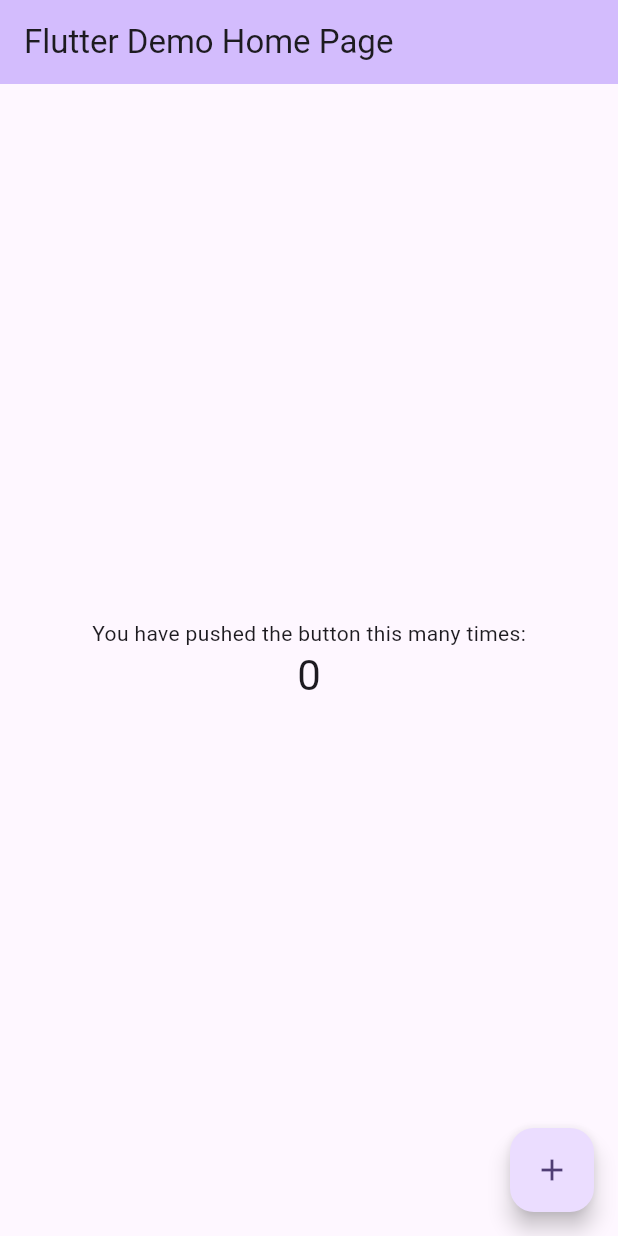
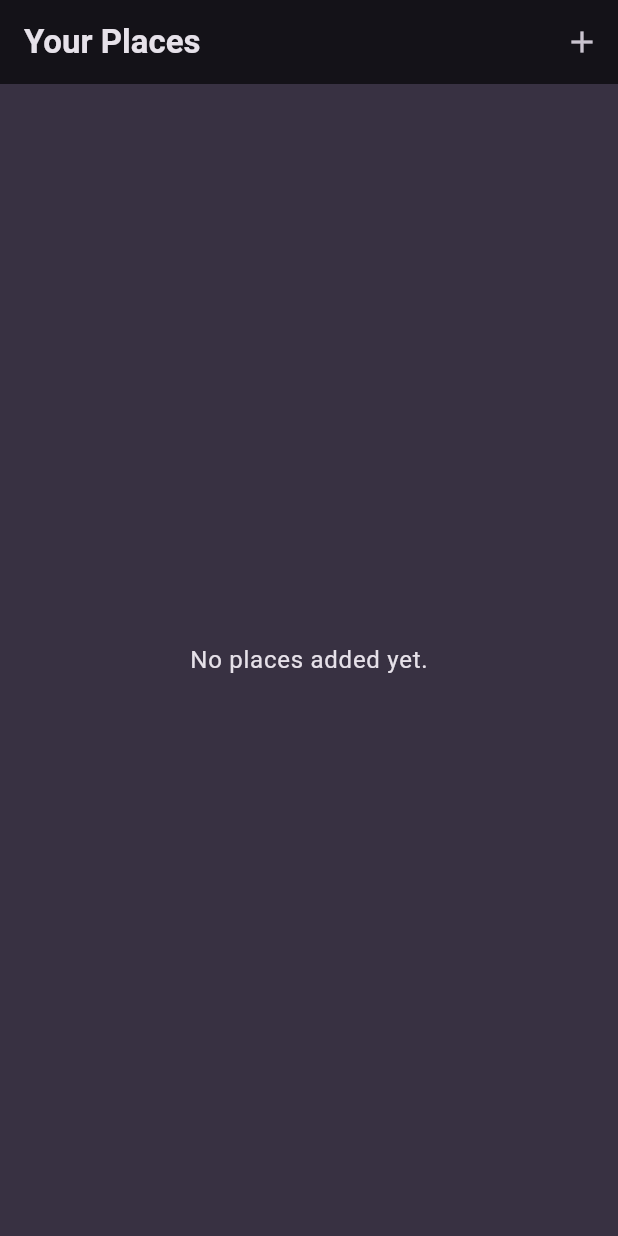
Before and after one commit to RoyalBosS-Ayush/Flutter-Favorite-Places, a Flutter app: the screen it shows after launch, on a phone screen of 412 x 824 dp. Run offline on Flutter 3.47's test engine with Material 3 defaults, Android fonts, the phone set to English and light mode, and no system bars; our stand-ins replace flutter_riverpod, google_fonts, image_picker, location, sqflite; accounts and stored records are empty.

Commit message:
app done

```diff
--- a/lib/main.dart
+++ b/lib/main.dart
@@ -1,125 +1,47 @@
 import 'package:flutter/material.dart';
+import 'package:flutter_riverpod/flutter_riverpod.dart';
+import 'package:google_fonts/google_fonts.dart';
+
+import 'package:favorite_places/screens/places.dart';
+
+final colorScheme = ColorScheme.fromSeed(
+  brightness: Brightness.dark,
+  seedColor: const Color.fromARGB(255, 102, 6, 247),
+  background: const Color.fromARGB(255, 56, 49, 66),
+);
+
+final theme = ThemeData().copyWith(
+  useMaterial3: true,
+  scaffoldBackgroundColor: colorScheme.background,
+  colorScheme: colorScheme,
+  textTheme: GoogleFonts.ubuntuCondensedTextTheme().copyWith(
+    titleSmall: GoogleFonts.ubuntuCondensed(
+      fontWeight: FontWeight.bold,
+    ),
+    titleMedium: GoogleFonts.ubuntuCondensed(
+      fontWeight: FontWeight.bold,
+    ),
+    titleLarge: GoogleFonts.ubuntuCondensed(
+      fontWeight: FontWeight.bold,
+    ),
+  ),
+);
 
 void main() {
-  runApp(const MyApp());
+  runApp(
+    const ProviderScope(child: MyApp()),
+  );
 }
 
 class MyApp extends StatelessWidget {
-  const MyApp({super.key});
+  const MyApp({Key? key}) : super(key: key);
 
-  // This widget is the root of your application.
   @override
   Widget build(BuildContext context) {
     return MaterialApp(
-      title: 'Flutter Demo',
-      theme: ThemeData(
-        // This is the theme of your application.
-        //
-        // TRY THIS: Try running your application with "flutter run". You'll see
-        // the application has a blue toolbar. Then, without quitting the app,
-        // try changing the seedColor in the colorScheme below to Colors.green
-        // and then invoke "hot reload" (save your changes or press the "hot
-        // reload" button in a Flutter-supported IDE, or press "r" if you used
-        // the command line to start the app).
-        //
-        // Notice that the counter didn't reset back to zero; the application
-        // state is not lost during the reload. To reset the state, use hot
-        // restart instead.
-        //
-        // This works for code too, not just values: Most code changes can be
-        // tested with just a hot reload.
-        colorScheme: ColorScheme.fromSeed(seedColor: Colors.deepPurple),
-        useMaterial3: true,
-      ),
-      home: const MyHomePage(title: 'Flutter Demo Home Page'),
+      title: 'Great Places',
+      theme: theme,
+      home: const PlacesScreen(),
     );
   }
 }
-
-class MyHomePage extends StatefulWidget {
-  const MyHomePage({super.key, required this.title});
-
-  // This widget is the home page of your application. It is stateful, meaning
-  // that it has a State object (defined below) that contains fields that affect
-  // how it looks.
-
-  // This class is the configuration for the state. It holds the values (in this
-  // case the title) provided by the parent (in this case the App widget) and
-  // used by the build method of the State. Fields in a Widget subclass are
-  // always marked "final".
-
-  final String title;
-
-  @override
-  State<MyHomePage> createState() => _MyHomePageState();
-}
-
-class _MyHomePageState extends State<MyHomePage> {
-  int _counter = 0;
-
-  void _incrementCounter() {
-    setState(() {
-      // This call to setState tells the Flutter framework that something has
-      // changed in this State, which causes it to rerun the build method below
-      // so that the display can reflect the updated values. If we changed
-      // _counter without calling setState(), then the build method would not be
-      // called again, and so nothing would appear to happen.
-      _counter++;
-    });
-  }
-
-  @override
-  Widget build(BuildContext context) {
-    // This method is rerun every time setState is called, for instance as done
-    // by the _incrementCounter method above.
-    //
-    // The Flutter framework has been optimized to make rerunning build methods
-    // fast, so that you can just rebuild anything that needs updating rather
-    // than having to individually change instances of widgets.
-    return Scaffold(
-      appBar: AppBar(
-        // TRY THIS: Try changing the color here to a specific color (to
-        // Colors.amber, perhaps?) and trigger a hot reload to see the AppBar
-        // change color while the other colors stay the same.
-        backgroundColor: Theme.of(context).colorScheme.inversePrimary,
-        // Here we take the value from the MyHomePage object that was created by
-        // the App.build method, and use it to set our appbar title.
-        title: Text(widget.title),
-      ),
-      body: Center(
-        // Center is a layout widget. It takes a single child and positions it
-        // in the middle of the parent.
-        child: Column(
-          // Column is also a layout widget. It takes a list of children and
-          // arranges them vertically. By default, it sizes itself to fit its
-          // children horizontally, and tries to be as tall as its parent.
-          //
-          // Column has various properties to control how it sizes itself and
-          // how it positions its children. Here we use mainAxisAlignment to
-          // center the children vertically; the main axis here is the vertical
-          // axis because Columns are vertical (the cross axis would be
-          // horizontal).
-          //
-          // TRY THIS: Invoke "debug painting" (choose the "Toggle Debug Paint"
-          // action in the IDE, or press "p" in the console), to see the
-          // wireframe for each widget.
-          mainAxisAlignment: MainAxisAlignment.center,
-          children: <Widget>[
-            const Text(
-              'You have pushed the button this many times:',
-            ),
-            Text(
-              '$_counter',
-              style: Theme.of(context).textTheme.headlineMedium,
-            ),
-          ],
-        ),
-      ),
-      floatingActionButton: FloatingActionButton(
-        onPressed: _incrementCounter,
-        tooltip: 'Increment',
-        child: const Icon(Icons.add),
-      ), // This trailing comma makes auto-formatting nicer for build methods.
-    );
-  }
-}
--- /dev/null
+++ b/lib/models/place.dart
@@ -0,0 +1,30 @@
+import 'dart:io';
+import 'package:uuid/uuid.dart';
+
+const uuid = Uuid();
+
+class PlaceLocation {
+  const PlaceLocation({
+    required this.latitude,
+    required this.longitude,
+    required this.address,
+  });
+
+  final double latitude;
+  final double longitude;
+  final String address; // can be fetched from google maps api
+}
+
+class Place {
+  Place({
+    required this.title,
+    required this.image,
+    required this.location,
+    String? id,
+  }) : id = id ?? uuid.v4();
+
+  final String id;
+  final String title;
+  final File image;
+  final PlaceLocation location;
+}
--- /dev/null
+++ b/lib/screens/places.dart
@@ -0,0 +1,59 @@
+import 'package:favorite_places/providers/user_places.dart';
+import 'package:favorite_places/screens/add_place.dart';
+import 'package:favorite_places/widgets/places_list.dart';
+import 'package:flutter/material.dart';
+import 'package:flutter_riverpod/flutter_riverpod.dart';
+
+class PlacesScreen extends ConsumerStatefulWidget {
+  const PlacesScreen({super.key});
+
+  @override
+  ConsumerState<PlacesScreen> createState() {
+    return _PlacesScreenState();
+  }
+}
+
+class _PlacesScreenState extends ConsumerState<PlacesScreen> {
+  late Future<void> _placesFuture;
+
+  @override
+  void initState() {
+    super.initState();
+    _placesFuture = ref.read(userPlacesProvider.notifier).loadPlaces();
+  }
+
+  @override
+  Widget build(BuildContext context) {
+    final userPlaces = ref.watch(userPlacesProvider);
+
+    return Scaffold(
+      appBar: AppBar(
+        title: const Text("Your Places"),
+        actions: [
+          IconButton(
+            icon: const Icon(Icons.add),
+            onPressed: () {
+              Navigator.of(context).push(
+                MaterialPageRoute(
+                  builder: (ctx) => const AddPlaceScreen(),
+                ),
+              );
+            },
+          )
+        ],
+      ),
+      body: Padding(
+        padding: const EdgeInsets.all(8.0),
+        child: FutureBuilder(
+          future: _placesFuture,
+          builder: (context, snapshot) =>
+              snapshot.connectionState == ConnectionState.waiting
+                  ? const Center(
+                      child: CircularProgressIndicator(),
+                    )
+                  : PlacesList(places: userPlaces),
+        ),
+      ),
+    );
+  }
+}
--- /dev/null
+++ b/lib/widgets/places_list.dart
@@ -0,0 +1,52 @@
+import 'package:favorite_places/screens/place_detail.dart';
+import 'package:flutter/material.dart';
+import 'package:favorite_places/models/place.dart';
+
+class PlacesList extends StatelessWidget {
+  const PlacesList({super.key, required this.places});
+
+  final List<Place> places;
+
+  @override
+  Widget build(BuildContext context) {
+    if (places.isEmpty) {
+      return Center(
+        child: Text(
+          "No places added yet.",
+          style: Theme.of(context).textTheme.bodyLarge!.copyWith(
+                color: Theme.of(context).colorScheme.onBackground,
+              ),
+        ),
+      );
+    }
+
+    return ListView.builder(
+      itemCount: places.length,
+      itemBuilder: (ctx, index) => ListTile(
+        leading: CircleAvatar(
+          radius: 26,
+          backgroundImage: FileImage(places[index].image),
+        ),
+        title: Text(
+          places[index].title,
+          style: Theme.of(context).textTheme.titleMedium!.copyWith(
+                color: Theme.of(context).colorScheme.onBackground,
+              ),
+        ),
+        subtitle: Text(
+          places[index].location.address,
+          style: Theme.of(context).textTheme.bodySmall!.copyWith(
+                color: Theme.of(context).colorScheme.onBackground,
+              ),
+        ),
+        onTap: () {
+          Navigator.of(context).push(
+            MaterialPageRoute(
+              builder: (ctx) => PlaceDetailScreen(place: places[index]),
+            ),
+          );
+        },
+      ),
+    );
+  }
+}
```
Also changed, not shown: lib/providers/user_places.dart (added, +77 -0 lines), lib/screens/add_place.dart (added, +85 -0 lines), lib/screens/place_detail.dart (added, +55 -0 lines), lib/widgets/image_input.dart (added, +68 -0 lines), lib/widgets/location_input.dart (added, +110 -0 lines), pubspec.yaml (+8 -0 lines), pubspec.lock, 7 other files.
